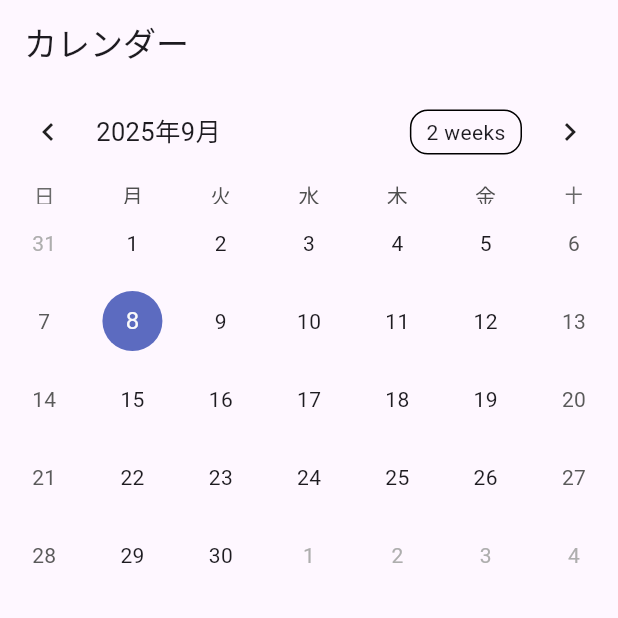
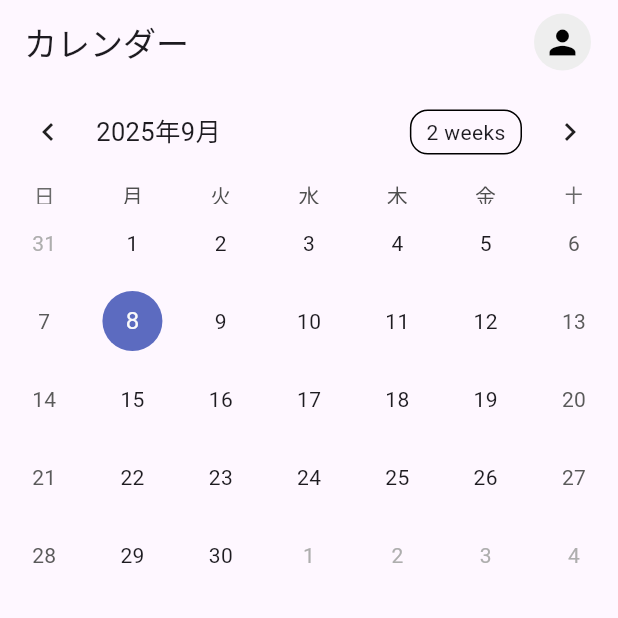
Before and after one commit to Yuffter/ishibashi-syoutengai-calendar, a Flutter app: the screen it shows after launch, on a phone screen of 412 x 824 dp, the top half of it. Run offline on Flutter 3.47's test engine with Material 3 defaults, Android fonts, the light colour scheme and no system bars; drawn by our look-alikes of table_calendar; our stand-ins replace flutter_riverpod.

Commit message:
[feature]ユーザーアイコンを作成

```diff
--- a/lib/view/calendar_view.dart
+++ b/lib/view/calendar_view.dart
@@ -29,7 +29,29 @@ class _TableCalendarSampleState extends State<TableCalendarSample> {
   @override
   Widget build(BuildContext context) {
     return Scaffold(
-      appBar: AppBar(title: const Text('カレンダー')),
+      appBar: AppBar(
+        title: const Text('カレンダー'),
+        actions: [
+          IconButton(
+            icon: Container(
+              margin: const EdgeInsets.only(right: 10),
+              padding: const EdgeInsets.all(6),
+              decoration: BoxDecoration(
+                shape: BoxShape.circle,
+                color: Colors.grey.shade200,
+              ),
+              child: const Icon(
+                Icons.person,
+                size: 26,
+                color: Colors.black,
+              ),
+            ),
+            onPressed: () {
+              // TODO: Add action
+            },
+          ),
+        ],
+      ),
       body: TableCalendar(
         firstDay: DateTime.utc(2010, 1, 1),
         lastDay: DateTime.utc(2030, 1, 1),
```
